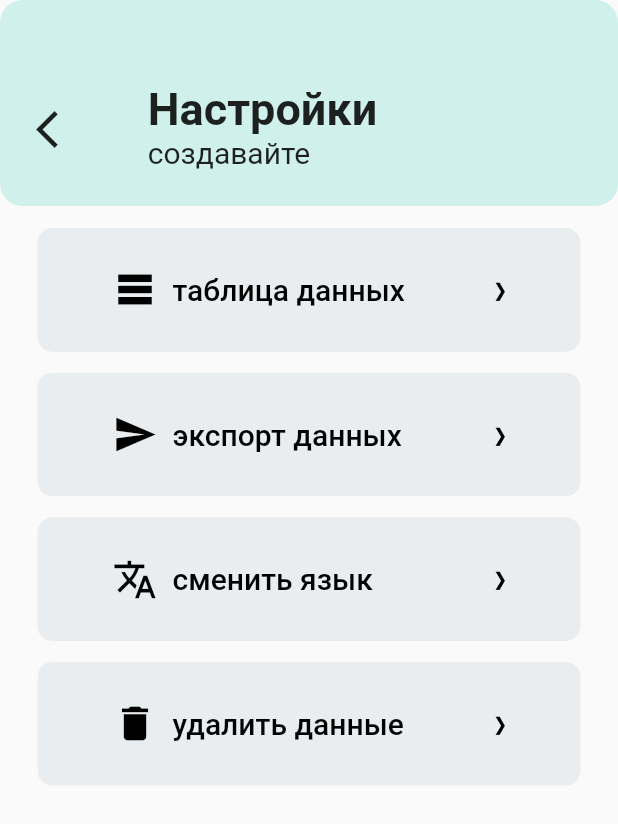
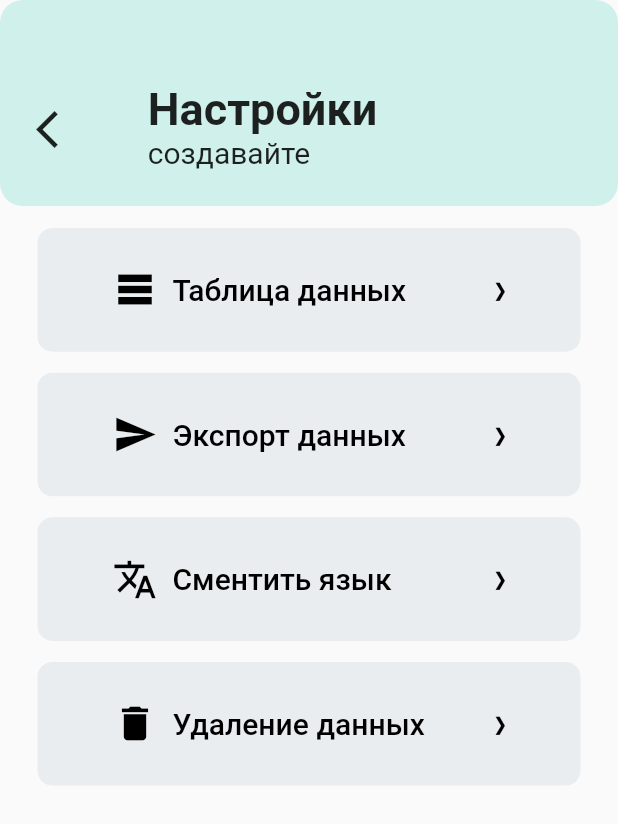
Before and after one commit to artemki2077/FinanceHub, a Flutter app: the screen it shows after launch, after a tap on an icon or button, on a phone screen of 412 x 824 dp. Shown: the top 824 px of the screen. Run offline on Flutter 3.47's test engine with Material 2 defaults, Android fonts, the phone set to English and light mode, and no system bars; our stand-ins replace pie_chart, shared_preferences; network calls fail.

Commit message:
version for olim

```diff
--- a/lib/config.dart
+++ b/lib/config.dart
@@ -5,6 +5,10 @@ import 'package:shared_preferences/shared_preferences.dart';
 var words = {
   "ru": {
     "Hello": "Привет",
+    "Data sheet": "Таблица данных",
+    "Data export": "Экспорт данных",
+    "Change language": "Сментить язык",
+    "Delete data": "Удаление данных",
     "Last": "Последнее",
     "all history": "вся история  ❯",
     "Income": "Доход",
@@ -22,6 +26,10 @@ var words = {
   },
   "en": {
     "add": "add",
+    "Data sheet": "Data sheet",
+    "Data export": "Data export",
+    "Change language": "Change language",
+    "Delete data": "Delete data",
     "time": "    time",
     "Categories": "Categories",
     "Hello": "Hello",
@@ -60,12 +68,12 @@ Uri getUrl(final Map<String, String> data) {
   if (data.isEmpty) {
     return Uri.https(
         "script.google.com",
-        "macros/s/AKfycbyrOejUslDNvZH2mYK_HXHIUl_dU53sXHJ7hUFiw7PrM3yoq1SyuEX20RQ6ZVvw/exec",
+        "macros/s/AKfycbyrOejUslDNvZH2mYK_HXHIUl_dU53sXHJ7hUFiw7PrM3yoq1SyuEKS30j5X20RQ6ZVvw/exec",
         data);
   } else {
     return Uri.https(
       "script.google.com",
-      "macros/s/AKfycbyrOejUslDNvZH2mYK_HXHIUl_dU53sXHJ7hUFiw7yuEKS30j5X20RQ6ZVvw/exec",
+      "macros/s/AKfycbyrOejUslDNvZH2mYK_HXHIUl_dU53sXHJ7hUFiw7PrM3yoq1SyuEKS30j5X20RQ6ZVvw/exec",
       data,
     );
   }
--- a/lib/main.dart
+++ b/lib/main.dart
@@ -1,3 +1,4 @@
+import "package:shared_preferences/shared_preferences.dart";
 import 'package:flutter/material.dart';
 import 'package:intl/intl.dart';
 import 'package:super_team/history.dart';
@@ -12,7 +13,9 @@ import 'package:pie_chart/pie_chart.dart';
 
 final form = NumberFormat("#,##0.00", "en_US");
 final form2 = NumberFormat("#,##0", "en_US");
-void main() => runApp(const MyApp());
+void main() async {
+  runApp(const MyApp());
+}
 
 class MyApp extends StatelessWidget {
   const MyApp({Key? key}) : super(key: key);
@@ -44,6 +47,14 @@ class _MyStatefulWidgetState extends State<MyStatefulWidget> {
   static const TextStyle optionStyle =
       TextStyle(fontSize: 30, fontWeight: FontWeight.bold);
   late String? ment = "февраль";
+
+  getTypes() async {
+    conf.prefs = await SharedPreferences.getInstance();
+    conf.items = conf.prefs.getStringList('types') ?? [];
+    for (var i in conf.items) {
+      conf.useIcons[i] = conf.icons[conf.prefs.getString(i)]!;
+    }
+  }
 
   _showSnackBar(String word) {
     final snackBar = SnackBar(
@@ -124,7 +135,6 @@ class _MyStatefulWidgetState extends State<MyStatefulWidget> {
           minusment.add(i);
         }
       }
-      debugPrint(conf.chartPlus.toString());
     }).catchError((er) {
       dev.log(er.toString());
     });
@@ -228,7 +238,7 @@ class _MyStatefulWidgetState extends State<MyStatefulWidget> {
               conf.data[conf.data.length - 2].type,
               conf.data[conf.data.length - 2].sum,
               conf.data[conf.data.length - 2].correction),
-          conf.data.length > 1
+          conf.data.length != 1
               ? button(
                   conf.useIcons[conf.data[conf.data.length - 1].type]!,
                   conf.data[conf.data.length - 1].type,
@@ -257,6 +267,7 @@ class _MyStatefulWidgetState extends State<MyStatefulWidget> {
 
   @override
   void initState() {
+    getTypes();
     getData();
     super.initState();
   }
@@ -381,7 +392,7 @@ class _MyStatefulWidgetState extends State<MyStatefulWidget> {
                 mainAxisAlignment: MainAxisAlignment.spaceBetween,
                 children: [
                   Container(
-                      width: MediaQuery.of(context).size.width / 2.5,
+                      width: MediaQuery.of(context).size.width / 2.3,
                       height: MediaQuery.of(context).size.height / 10,
                       margin: const EdgeInsets.only(left: 18, top: 20),
                       child: ElevatedButton.icon(
@@ -410,7 +421,7 @@ class _MyStatefulWidgetState extends State<MyStatefulWidget> {
                         },
                       )),
                   Container(
-                      width: MediaQuery.of(context).size.width / 2.5,
+                      width: MediaQuery.of(context).size.width / 2.3,
                       height: MediaQuery.of(context).size.height / 10,
                       margin: const EdgeInsets.only(right: 18, top: 20),
                       child: ElevatedButton.icon(
@@ -787,7 +798,7 @@ class _MyStatefulWidgetState extends State<MyStatefulWidget> {
           ),
         ],
         currentIndex: _selectedIndex,
-        selectedItemColor: Colors.amber[800],
+        selectedItemColor: const Color.fromARGB(255, 114, 126, 233),
         onTap: _onItemTapped,
       ),
     );
--- a/lib/settings.dart
+++ b/lib/settings.dart
@@ -1,4 +1,5 @@
 import 'package:flutter/material.dart';
+import "package:url_launcher/url_launcher.dart";
 import 'config.dart' as conf;
 
 class Settings extends StatefulWidget {
@@ -9,23 +10,29 @@ class Settings extends StatefulWidget {
 }
 
 class _SettingsState extends State<Settings> {
+  _launchURL() async {
+    const url =
+        "https://docs.google.com/spreadsheets/d/1SxlEH2F_5mRHfmQs5FEgf5Vv6YIzbiaK833-AIx95NY/edit#gid=0";
+    if (await canLaunch(url)) {
+      await launch(url);
+    } else {
+      throw 'Could not launch $url';
+    }
+  }
+
+  _changeLang() {
+    conf.language = conf.language == "ru" ? "en" : "ru";
+    setState(() {});
+  }
+
   List<Widget> addWidgets(context) {
     late List<Widget> all = [];
 
     late List<List> text = [
-      [Icons.table_rows, "таблица данных", () {}],
-      [Icons.send, "экспорт данных", () {}],
-      [
-        Icons.translate,
-        "сменить язык",
-        () {
-          conf.language = conf.language=="ru"? "en":"ru";
-          setState(() {
-
-          });
-        }
-      ],
-      [Icons.delete, "удалить данные", () {}]
+      [Icons.table_rows, "Data sheet", _launchURL],
+      [Icons.send, "Data export", () {}],
+      [Icons.translate, "Change language", _changeLang],
+      [Icons.delete, "Delete data", () {}]
     ];
 
     for (var i in text) {
@@ -48,7 +55,7 @@ class _SettingsState extends State<Settings> {
                   width: 10,
                 ),
                 Text(
-                  i[1],
+                  "${conf.words[conf.language]![i[1]]}",
                   style: const TextStyle(fontSize: 20, color: Colors.black),
                 ),
                 const Spacer(),
--- a/pubspec.yaml
+++ b/pubspec.yaml
@@ -32,6 +32,7 @@ dependencies:
   flutter:
     sdk: flutter
   shared_preferences: ^2.0.13
+  url_launcher: ^6.0.20
 
 
   # The following adds the Cupertino Icons font to your application.
```
Also changed, not shown: lib/send.dart (+113 -12 lines), pubspec.lock, 3 other files.
